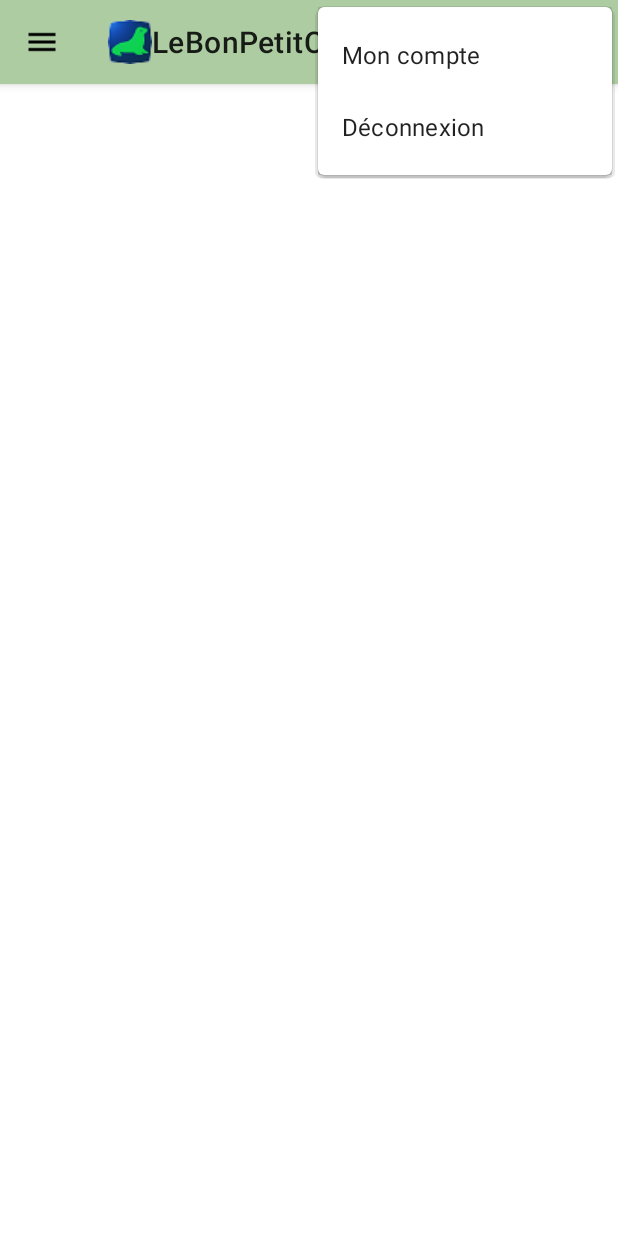
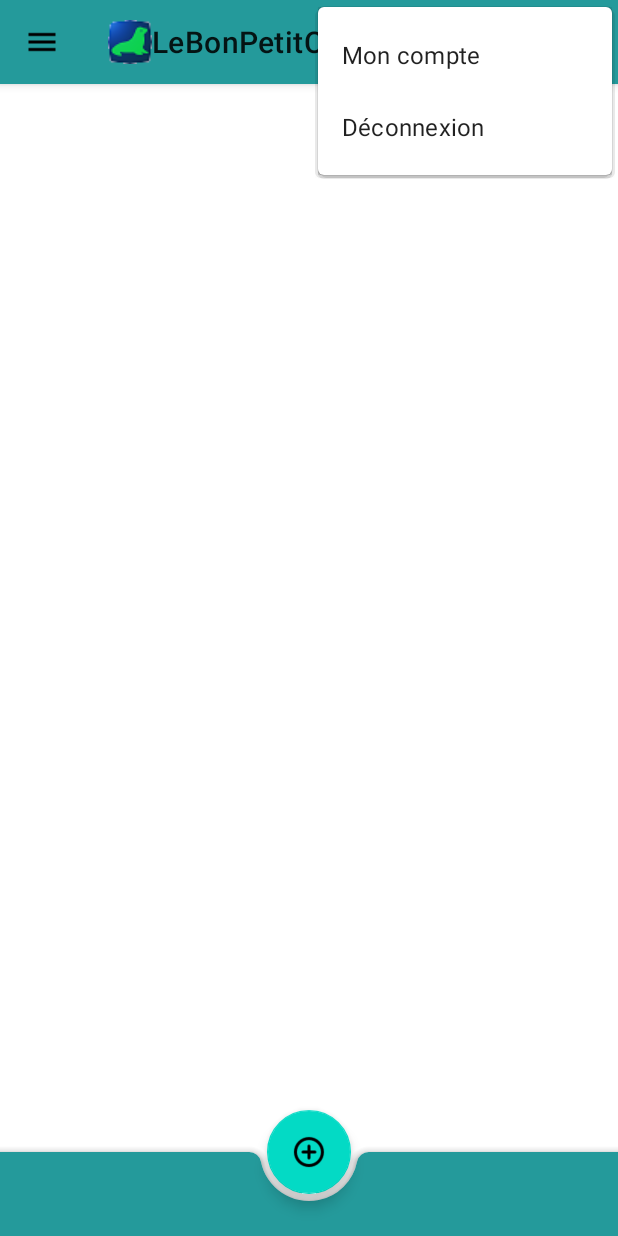
Before and after one commit to Beauget/HMIN205LeBonPetitCoin, an Android app: the screen it shows after launch (MainActivity), with the options menu open, on a phone screen of 412 x 824 dp. Run offline under Robolectric (Android 15) with nearby library versions, the phone set to English and light mode, and no system bars.

Commit message:
changement couleur

```diff
--- a/app/src/main/java/com/example/lebonpetitcoin/MainActivity.java
+++ b/app/src/main/java/com/example/lebonpetitcoin/MainActivity.java
@@ -14,7 +14,7 @@ public class MainActivity extends AppCompatActivity {
 
 
     private MaterialToolbar topAppBar;
-
+    private MaterialToolbar bottomAppBar;
 
     @Override
     protected void onCreate(Bundle savedInstanceState) {
--- a/app/src/main/res/layout/activity_main.xml
+++ b/app/src/main/res/layout/activity_main.xml
@@ -42,4 +42,22 @@
     </com.google.android.material.appbar.AppBarLayout>
 
 
+    <com.google.android.material.bottomappbar.BottomAppBar
+        android:id="@+id/bottomAppBar"
+        android:layout_width="match_parent"
+        android:layout_height="wrap_content"
+        android:layout_gravity="bottom"
+        style="@style/Widget.MaterialComponents.BottomAppBar.Colored"
+
+        />
+
+    <com.google.android.material.floatingactionbutton.FloatingActionButton
+        android:layout_width="wrap_content"
+        android:layout_height="wrap_content"
+        app:srcCompat="@drawable/round_add_circle_24dp"
+        app:layout_anchor="@id/bottomAppBar"
+        />
+
+
+
 </androidx.coordinatorlayout.widget.CoordinatorLayout>
--- a/app/src/main/res/values/colors.xml
+++ b/app/src/main/res/values/colors.xml
@@ -4,6 +4,7 @@
     <color name="green_500">#ADCCA2</color>
     <color name="purple_700">#FF3700B3</color>
     <color name="teal_200">#FF03DAC5</color>
+    <color name="teal_5OO">#249a9b</color>
     <color name="teal_700">#FF018786</color>
     <color name="black">#FF000000</color>
     <color name="white">#FFFFFFFF</color>
--- a/app/src/main/res/values/themes.xml
+++ b/app/src/main/res/values/themes.xml
@@ -2,15 +2,19 @@
     <!-- Base application theme. -->
     <style name="Theme.LeBonPetitCoin" parent="Theme.MaterialComponents.Light.NoActionBar">
         <!-- Primary brand color. -->
-        <item name="colorPrimary">@color/green_500</item>
+        <item name="colorPrimary">@color/teal_5OO</item>
         <item name="colorPrimaryVariant">@color/purple_700</item>
         <item name="colorOnPrimary">@color/white</item>
+        <item name="colorPrimaryDark">@color/teal_700</item>
         <!-- Secondary brand color. -->
         <item name="colorSecondary">@color/teal_200</item>
         <item name="colorSecondaryVariant">@color/teal_700</item>
         <item name="colorOnSecondary">@color/black</item>
         <!-- Status bar color. -->
-        <item name="android:statusBarColor" tools:targetApi="l">?attr/colorPrimaryVariant</item>
+        <item name="android:statusBarColor">@color/teal_700</item>
         <!-- Customize your theme here. -->
     </style>
+
+
+
 </resources>
```
Also changed, not shown: app/src/main/res/drawable/round_add_circle_24dp.png (added), 20 other files.
